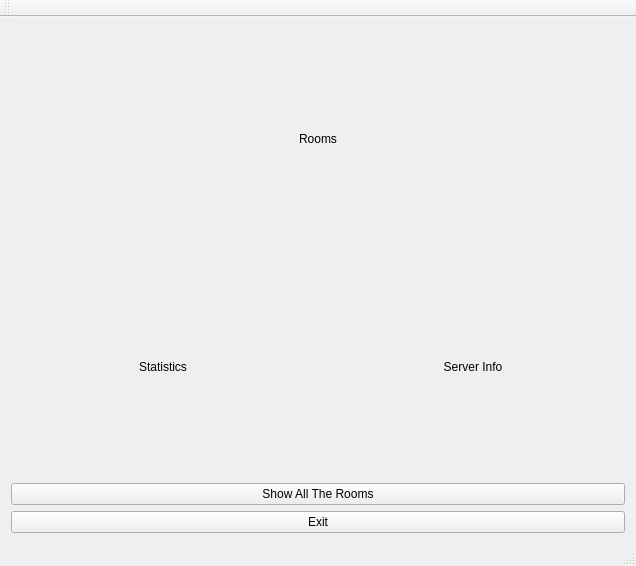
The window that mainwindow.ui (Mar94oK/Viluy) describes before a commit, drawn with Qt 5.
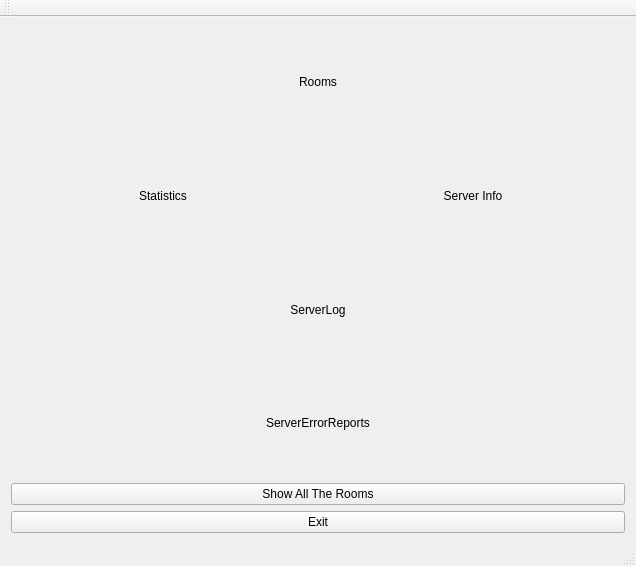
The same window after the commit.

Commit message: Add Server Class to Viluy

```diff
--- a/mainwindow.ui
+++ b/mainwindow.ui
@@ -59,6 +59,26 @@
       </item>
      </layout>
     </item>
+    <item>
+     <widget class="QLabel" name="lbl_ServerLog">
+      <property name="text">
+       <string>ServerLog</string>
+      </property>
+      <property name="alignment">
+       <set>Qt::AlignCenter</set>
+      </property>
+     </widget>
+    </item>
+    <item>
+     <widget class="QLabel" name="lbl_ServerErrorLog">
+      <property name="text">
+       <string>ServerErrorReports</string>
+      </property>
+      <property name="alignment">
+       <set>Qt::AlignCenter</set>
+      </property>
+     </widget>
+    </item>
     <item>
      <layout class="QGridLayout" name="controlsLayout">
       <item row="0" column="0">
```
The commit also changes 8 other files.
